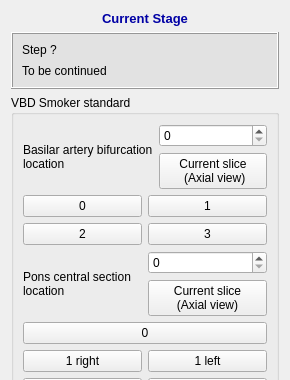
First picture: the form in codes/Controller/InteractorStyles/QInteractorStyleVBDSmokerSeeds.ui, repository wuzhuobin/Vessel_Project, before the edit; both pictures show x 0 to 290 and y 0 to 380 of the 290 by 671 pixel window.
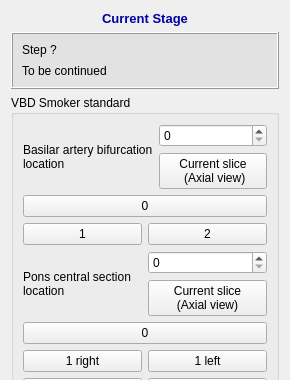
Second picture: the form after the edit.

Commit message: just finished QInteractorStyleVBDSmokerSeeds ? while it still has some bugs on it, please related to issue in github #5

Patch:
```diff
--- a/codes/Controller/InteractorStyles/QInteractorStyleVBDSmokerSeeds.ui
+++ b/codes/Controller/InteractorStyles/QInteractorStyleVBDSmokerSeeds.ui
@@ -132,27 +132,7 @@
       </item>
       <item>
        <layout class="QGridLayout" name="gridLayout_3">
-        <item row="0" column="0">
-         <widget class="QPushButton" name="pushButtonBasilarArteryBifurcationLocation0">
-          <property name="text">
-           <string>0</string>
-          </property>
-          <property name="checkable">
-           <bool>true</bool>
-          </property>
-         </widget>
-        </item>
-        <item row="0" column="1">
-         <widget class="QPushButton" name="pushButtonBasilarArteryBifurcationLocation1">
-          <property name="text">
-           <string>1</string>
-          </property>
-          <property name="checkable">
-           <bool>true</bool>
-          </property>
-         </widget>
-        </item>
-        <item row="1" column="0">
+        <item row="1" column="1">
          <widget class="QPushButton" name="pushButtonBasilarArteryBifurcationLocation2">
           <property name="text">
            <string>2</string>
@@ -162,10 +142,20 @@
           </property>
          </widget>
         </item>
-        <item row="1" column="1">
-         <widget class="QPushButton" name="pushButtonBasilarArteryBifurcationLocation3">
+        <item row="1" column="0">
+         <widget class="QPushButton" name="pushButtonBasilarArteryBifurcationLocation1">
           <property name="text">
-           <string>3</string>
+           <string>1</string>
+          </property>
+          <property name="checkable">
+           <bool>true</bool>
+          </property>
+         </widget>
+        </item>
+        <item row="0" column="0" colspan="2">
+         <widget class="QPushButton" name="pushButtonBasilarArteryBifurcationLocation0">
+          <property name="text">
+           <string>0</string>
           </property>
           <property name="checkable">
            <bool>true</bool>
```
Left out of the diff: 92 changed lines with no effect on the pictures. The commit also changes 2 other files.
